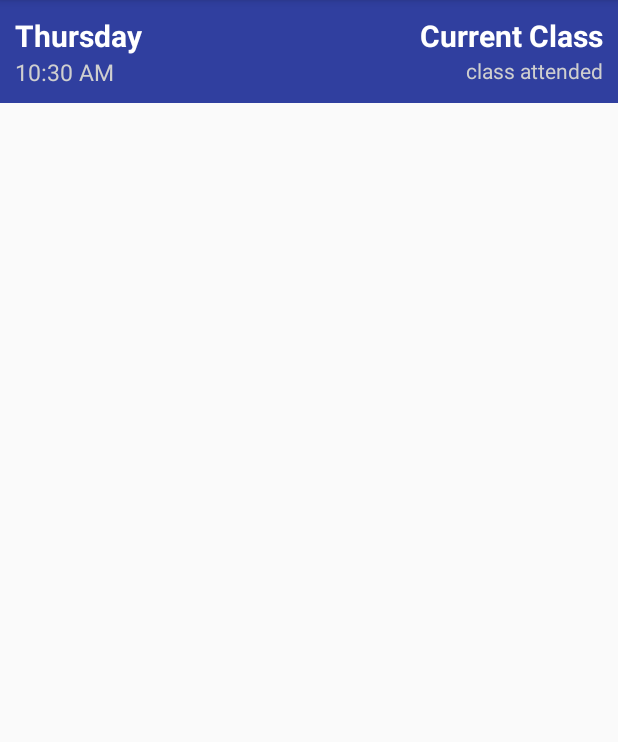
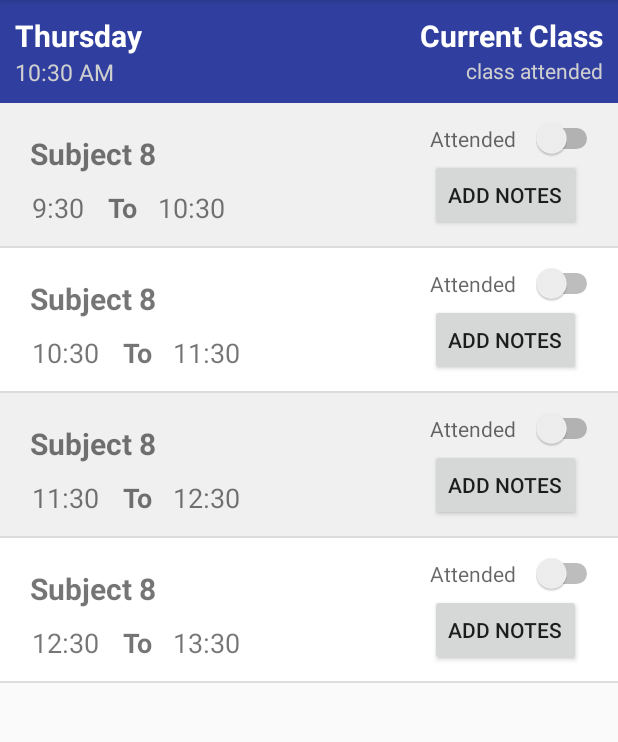
Before and after one commit to tanmay-des/Attenote, an Android app: the screen it shows after launch (DailyNoteActivity), on a phone screen of 412 x 824 dp, the part 84-826 px from its top. Run offline under Robolectric (Android 15) with nearby library versions, the phone set to English and light mode, and no system bars.

Commit message:
Integerated Attendance with Daily List View and saved the value in SQLite database

```diff
--- a/app/build.gradle
+++ b/app/build.gradle
@@ -28,4 +28,5 @@ dependencies {
     compile 'com.android.support:support-v4:24.2.1'
     testCompile 'junit:junit:4.12'
     compile 'com.android.support:recyclerview-v7:24.2.1'
+    compile 'com.google.code.gson:gson:2.7'
 }
--- a/app/src/main/AndroidManifest.xml
+++ b/app/src/main/AndroidManifest.xml
@@ -16,12 +16,12 @@
         <activity android:name=".SetTimeTableActivity">
         </activity>
         <activity android:name=".DailyNoteActivity">
+
             <intent-filter>
                 <action android:name="android.intent.action.MAIN"/>
 
                 <category android:name="android.intent.category.LAUNCHER"/>
             </intent-filter>
-
         </activity>
     </application>
 
--- a/app/src/main/java/com/infinitequarks/tgz/attenote/DailyListRecyclerViewAdapter.java
+++ b/app/src/main/java/com/infinitequarks/tgz/attenote/DailyListRecyclerViewAdapter.java
@@ -1,15 +1,26 @@
 package com.infinitequarks.tgz.attenote;
 
+import android.content.Context;
+import android.content.Intent;
+import android.content.SharedPreferences;
 import android.support.v7.widget.RecyclerView;
 import android.view.LayoutInflater;
 import android.view.View;
 import android.view.ViewGroup;
 import android.widget.Button;
 import android.widget.CheckBox;
+import android.widget.CompoundButton;
 import android.widget.Switch;
 import android.widget.TextView;
 
+import com.infinitequarks.tgz.attenote.database.AttenoteDatabase;
+import com.infinitequarks.tgz.attenote.database.AttenoteDbSchema;
+
+import java.text.SimpleDateFormat;
 import java.util.ArrayList;
+import java.util.Date;
+
+import static android.content.Context.MODE_PRIVATE;
 
 /**
  * Created by m on 10/20/2016.
@@ -19,8 +30,12 @@ public class DailyListRecyclerViewAdapter extends RecyclerView
         .Adapter<DailyListRecyclerViewAdapter
         .DailyListObjectHolder> {
 
-      private static String LOG_TAG ="dailylistadapter";
+    private static String LOG_TAG ="dailylistadapter";
     private ArrayList<TimeData> mDataset;
+    AttenoteDatabase mDatabase ;
+    Date cDate = new Date();
+    String fDate = new SimpleDateFormat("yyyy-MM-dd").format(cDate);
+
 //    private static MyClickListener myClickListener;
 
     public static class DailyListObjectHolder extends RecyclerView.ViewHolder implements View.OnClickListener{
@@ -48,8 +63,11 @@ public class DailyListRecyclerViewAdapter extends RecyclerView
         }
     }
 
-    public DailyListRecyclerViewAdapter(ArrayList<TimeData> myDataset){
+    public DailyListRecyclerViewAdapter(ArrayList<TimeData> myDataset, Context context,String dayno){
         mDataset = myDataset;
+        mDatabase = new AttenoteDatabase(context);
+        mDatabase.attendanceInitializer(fDate,dayno);
+        mDatabase.viewTableData();
     }
     @Override
     public DailyListRecyclerViewAdapter.DailyListObjectHolder onCreateViewHolder(ViewGroup parent, int viewType) {
@@ -62,13 +80,23 @@ public class DailyListRecyclerViewAdapter extends RecyclerView
     }
 
     @Override
-    public void onBindViewHolder(DailyListRecyclerViewAdapter.DailyListObjectHolder holder, int position) {
+    public void onBindViewHolder(final DailyListRecyclerViewAdapter.DailyListObjectHolder holder, final int position) {
 
         holder.subjectName.setText(mDataset.get(position).getSubjectName());
         holder.startTime.setText(mDataset.get(position).getStartTime());
         holder.endTime.setText(mDataset.get(position).getEndTime());
+        boolean newbool = false;
+        if(mDatabase.getAttendanceData(fDate,mDataset.get(position).getSubjectName()).equals("1")){
+            newbool = true;
+        }
+        holder.attended.setChecked(newbool);
+        holder.attended.setOnCheckedChangeListener(new CompoundButton.OnCheckedChangeListener() {
+            @Override
+            public void onCheckedChanged(CompoundButton buttonView, boolean isChecked) {
 
-        holder.attended.setChecked(false);
+                updateAttendance(isChecked,fDate,mDataset.get(position).getSubjectName());
+            }
+        });
         if(position % 2==0){
             holder.myView.setBackgroundColor(0xFFF0F0F0);
         }
@@ -84,4 +112,7 @@ public class DailyListRecyclerViewAdapter extends RecyclerView
         return mDataset.size();
     }
 
+    public void updateAttendance(boolean bool, String string1,String string2){
+            mDatabase.updateSubjectAttendance(bool,string1,string2);
+    }
 }
--- a/app/src/main/java/com/infinitequarks/tgz/attenote/DailyNoteActivity.java
+++ b/app/src/main/java/com/infinitequarks/tgz/attenote/DailyNoteActivity.java
@@ -95,7 +95,7 @@ public class DailyNoteActivity extends AppCompatActivity {
 
         mRecyclerView.setLayoutManager(mLayoutManager);
 
-        mAdapter = new DailyListRecyclerViewAdapter(dailyList);
+        mAdapter = new DailyListRecyclerViewAdapter(dailyList,this,dayno);
         mRecyclerView.setAdapter(mAdapter);
 
         RecyclerView.ItemDecoration itemDecoration =
@@ -104,4 +104,5 @@ public class DailyNoteActivity extends AppCompatActivity {
 
 
     }
+
 }
--- a/app/src/main/java/com/infinitequarks/tgz/attenote/database/AttenoteDatabase.java
+++ b/app/src/main/java/com/infinitequarks/tgz/attenote/database/AttenoteDatabase.java
@@ -14,6 +14,7 @@ import com.infinitequarks.tgz.attenote.Subject;
 import com.infinitequarks.tgz.attenote.TimeData;
 import com.infinitequarks.tgz.attenote.database.AttenoteDbSchema.SubjectTable;
 import com.infinitequarks.tgz.attenote.database.AttenoteDbSchema.TimeTable;
+import com.infinitequarks.tgz.attenote.database.AttenoteDbSchema.Attendance;
 
 import java.util.ArrayList;
 import java.util.Collection;
@@ -21,6 +22,7 @@ import java.util.Iterator;
 import java.util.List;
 import java.util.ListIterator;
 import java.util.Objects;
+import java.util.Random;
 
 /**
  * Created by m on 10/18/2016.
@@ -52,12 +54,59 @@ public class AttenoteDatabase extends SQLiteOpenHelper {
         );
 
 
+        db.execSQL("create table "+ Attendance.NAME+ "(ID INTEGER PRIMARY KEY AUTOINCREMENT, " +
+                Attendance.Cols.subjectName + " ," +
+                Attendance.Cols.attended + " ," +
+                Attendance.Cols.date + " )"
+        );
+
+        fakeData(db);
+
+
     }
 
+    public void fakeData(SQLiteDatabase mdb){
+        SQLiteDatabase db = mdb;
+
+
+        for(int i=0;i<9;i++){
+            ContentValues values = new ContentValues();
+            int mj = i +1;
+            values.put(SubjectTable.Cols.subjectName ,"Subject "+mj);
+            if(i<4){
+                values.put(SubjectTable.Cols.isTheory,"true");
+            }
+            else
+                values.put(SubjectTable.Cols.isTheory,"false");
+
+            db.insert(SubjectTable.NAME,null,values);
+        }
+
+
+        for (int i = 0;i<5;i++){
+
+            for (int j =0;j<4;j++){
+                ContentValues values = new ContentValues();
+                Random r = new Random();
+                int i1 = r.nextInt(10 - 1) + 1;
+                values.put(TimeTable.Cols.subjectName,"Subject "+ i1);
+                values.put(TimeTable.Cols.day_no,i);
+                int mj = 9+j;
+                values.put(TimeTable.Cols.startTime,mj+":"+"30");
+                mj++;
+                values.put(TimeTable.Cols.endTime,mj+":"+"30");
+
+                db.insert(TimeTable.NAME,null,values);
+            }
+
+        }
+
+    }
     @Override
     public void onUpgrade(SQLiteDatabase db, int oldVersion, int newVersion) {
         db.execSQL("DROP TABLE IF EXIST "+SubjectTable.NAME);
         db.execSQL("DROP TABLE IF EXIST "+TimeTable.NAME);
+        db.execSQL("DROP TABLE IF EXIST "+Attendance.NAME);
         onCreate(db);
     }
 
@@ -154,15 +203,79 @@ public class AttenoteDatabase extends SQLiteOpenHelper {
         return newList;
     }
 
+    // functions for attendance table
+
+    public void insertData (String mdate,String subjectName,boolean attended){
+        SQLiteDatabase db = this.getWritableDatabase();
+        ContentValues values = getContentValues(mdate,subjectName,attended);
+        db.insert(Attendance.NAME,null,values);
+
+    }
+
+    public void attendanceInitializer(String mdate,String day_no){
+
+        SQLiteDatabase db = this.getWritableDatabase();
+
+        Cursor res = db.rawQuery("select * from "+Attendance.NAME +  " where date = " + "'"+mdate+"'" ,null);
+        if(res.getCount()==0){
+            Cursor res2 = db.rawQuery("select * from "+TimeTable.NAME +" WHERE day_no = " + day_no ,null);
+            while (res2.moveToNext()){
+                ContentValues values = new ContentValues();
+                values.put(Attendance.Cols.subjectName ,res2.getString(2));
+                values.put(Attendance.Cols.date, mdate);
+                values.put(Attendance.Cols.attended, false);
+
+                db.insert(Attendance.NAME,null,values);
+            }
+        }
+        else
+            Log.d("data","found");
+    }
+
+    public static ContentValues getContentValues(String mdate,String subjectName,boolean attended){
+        ContentValues values = new ContentValues();
+        values.put(Attendance.Cols.subjectName ,subjectName);
+        values.put(Attendance.Cols.date, mdate);
+        values.put(Attendance.Cols.attended, attended);
+
+        return values;
+    }
+
+
+    public String getAttendanceData(String mdate, String subjectname){
+        SQLiteDatabase db = this.getWritableDatabase();
+        String mylol= new String();
+        Cursor res = db.rawQuery("select * from "+Attendance.NAME + " where date = "+"'"+mdate+"'"+" AND subjectName = "+"'"+subjectname+"'",null);
+//        Log.d("res",res.getCount()+" ");
+//        Log.d("res",res.getString(0));
+//        Log.d("res",res.getString(1));
+//        Log.d("res",res.getString(2));
+        while (res.moveToNext()){
+          mylol =  res.getString(2);
+        }
+        return mylol;
+    }
+
+    public void updateSubjectAttendance(Boolean attended,String mDate,String subjectName){
+        SQLiteDatabase db = this.getWritableDatabase();
+        ContentValues newValues = new ContentValues();
+        newValues.put("attended", attended);
+
+        String[] args = new String[]{mDate, subjectName};
+        db.update(Attendance.NAME, newValues, "date=? AND subjectName=?", args);
+    }
+
+
     public void viewTableData(){
         SQLiteDatabase db = this.getWritableDatabase();
-        Cursor res = db.rawQuery("select * from "+TimeTable.NAME,null);
+        Cursor res = db.rawQuery("select * from "+Attendance.NAME,null);
         while (res.moveToNext()){
             Log.d("Id",res.getString(0));
-            Log.d("Name",res.getString(2));
-            Log.d("Day No",res.getString(1));
-            Log.d("start Time",res.getString(4));
-            Log.d("end Time",res.getString(5));
+            Log.d("Name",res.getString(1));
+            Log.d("Day No",res.getString(2));
+            Log.d("asdfasf",res.getString(3));
+//            Log.d("start Time",res.getString(4));
+//            Log.d("end Time",res.getString(5));
 
         }
     }
--- a/app/src/main/res/layout/daily_list_item.xml
+++ b/app/src/main/res/layout/daily_list_item.xml
@@ -25,16 +25,6 @@
         android:layout_alignBottom="@+id/time_data_text_view"
         android:layout_alignParentRight="true"
         android:layout_alignParentEnd="true"/>
-
-    <TextView
-        android:layout_width="wrap_content"
-        android:layout_height="wrap_content"
-        android:id="@+id/daily_list_item_end_time"
-        android:textSize="18sp"
-        android:text="9:30"
-        android:layout_below="@+id/daily_list_item_subject"
-        android:layout_alignRight="@+id/daily_list_item_subject"
-        android:layout_alignEnd="@+id/daily_list_item_subject"/>
 
     <TextView
         android:layout_width="wrap_content"
@@ -73,15 +63,27 @@
     <TextView
         android:layout_width="wrap_content"
         android:layout_height="wrap_content"
+        android:id="@+id/daily_list_item_end_time"
+        android:textSize="18sp"
+        android:text="9:30"
+        android:layout_below="@+id/daily_list_item_subject"
+        android:layout_toRightOf="@+id/textView3"
+        android:layout_toEndOf="@+id/textView3"
+        android:layout_marginLeft="13dp"
+        android:layout_marginStart="13dp"/>
+
+    <TextView
+        android:layout_width="wrap_content"
+        android:layout_height="wrap_content"
         android:textStyle="bold"
         android:textSize="18sp"
         android:text="To"
         android:id="@+id/textView3"
+        android:layout_marginLeft="16dp"
+        android:layout_marginStart="16dp"
         android:layout_below="@+id/daily_list_item_subject"
-        android:layout_toLeftOf="@+id/daily_list_item_end_time"
-        android:layout_toStartOf="@+id/daily_list_item_end_time"
-        android:layout_marginRight="22dp"
-        android:layout_marginEnd="22dp"/>
+        android:layout_toRightOf="@+id/daily_list_item_start_time"
+        android:layout_toEndOf="@+id/daily_list_item_start_time"/>
 
 
 </RelativeLayout>
```
